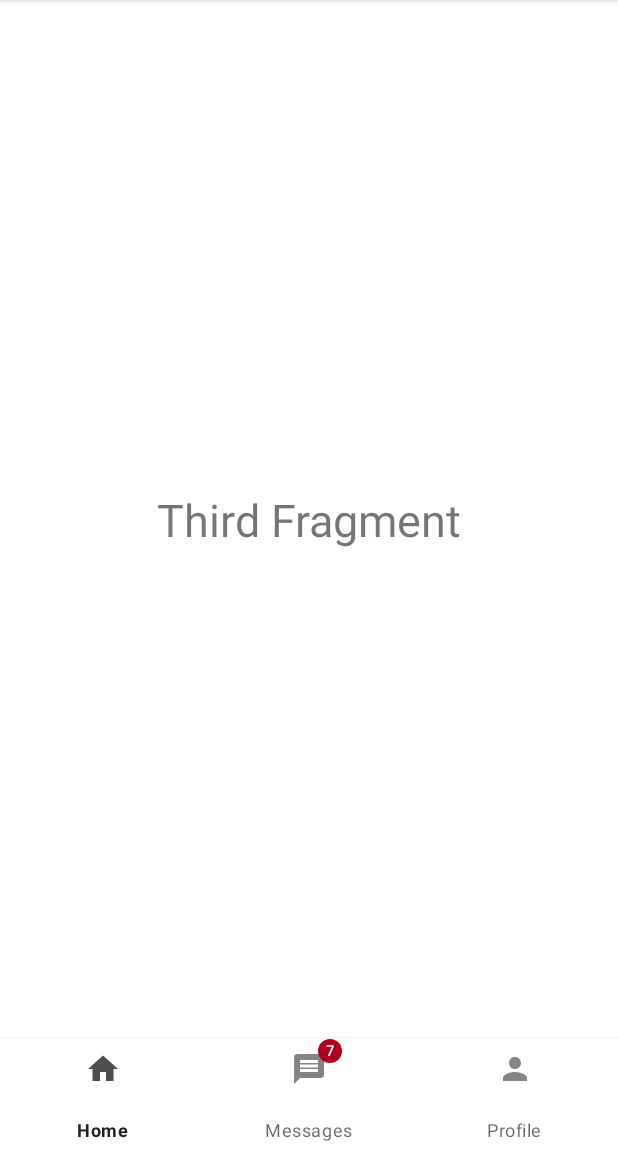
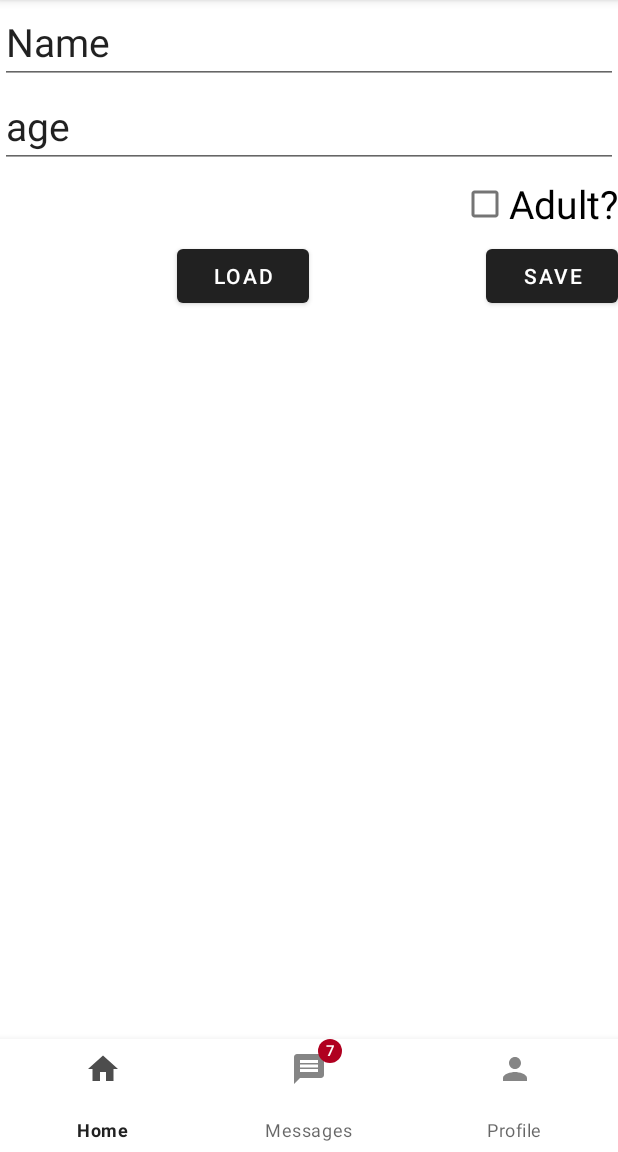
Before and after one commit to kalvin-osoro/mobile-app, an Android app built with Jetpack Compose: the fragment ThirdFragment placed in its activity, on a phone screen of 412 x 824 dp, the part 84-1236 px from its top. Run offline under Robolectric (Android 15) with nearby library versions, the phone set to English and light mode, and no system bars.

Commit message:
saving data in shared preferences

```diff
--- a/app/src/main/java/com/example/firstapp/ThirdFragment.kt
+++ b/app/src/main/java/com/example/firstapp/ThirdFragment.kt
@@ -1,5 +1,6 @@
 package com.example.firstapp
 
+import android.content.Context
 import android.os.Bundle
 import android.view.LayoutInflater
 import android.view.View
@@ -32,5 +33,31 @@ class ThirdFragment : Fragment() {
 
     override fun onViewCreated(view: View, savedInstanceState: Bundle?) {
         super.onViewCreated(view, savedInstanceState)
+
+        val sharedPref = activity?.getSharedPreferences("myPref", Context.MODE_PRIVATE)
+        val editor = sharedPref?.edit()
+
+        binding.btnSave.setOnClickListener() {
+            val name = binding.etName.text.toString()
+            val age = binding.etAge.text.toString().toInt()
+            val isAdult = binding.cbAdult.isChecked
+
+            editor?.apply {
+                putString("name", name)
+                putInt("age", age)
+                putBoolean("isAdult", isAdult)
+                apply()
+            }
+        }
+
+        binding.btnLoad.setOnClickListener() {
+            val name = sharedPref?.getString("name", null)
+            val age = sharedPref?.getInt("age", 0)
+            val isAdult = sharedPref?.getBoolean("isAdult", false) ?:false
+
+            binding.etName.setText(name)
+            binding.etAge.setText(age.toString())
+            binding.cbAdult.isChecked = isAdult
+        }
     }
 }
--- a/app/src/main/res/layout/fragment_third.xml
+++ b/app/src/main/res/layout/fragment_third.xml
@@ -1,22 +1,69 @@
 <?xml version="1.0" encoding="utf-8"?>
 <androidx.constraintlayout.widget.ConstraintLayout xmlns:android="http://schemas.android.com/apk/res/android"
+    xmlns:app="http://schemas.android.com/apk/res-auto"
     xmlns:tools="http://schemas.android.com/tools"
     android:layout_width="match_parent"
     android:layout_height="match_parent"
-    xmlns:app="http://schemas.android.com/apk/res-auto"
     tools:context=".FirstFragment">
 
-    <TextView
-        android:id="@+id/tvFragmentThird"
+    <EditText
+        android:id="@+id/etName"
+        android:layout_width="0dp"
+        android:layout_height="wrap_content"
+        android:hint="@string/first_name"
+        android:text="@string/first_name"
+        android:textSize="26sp"
+        app:layout_constraintEnd_toEndOf="parent"
+        app:layout_constraintStart_toStartOf="parent"
+        app:layout_constraintTop_toTopOf="parent" />
+
+    <EditText
+        android:id="@+id/etAge"
+        android:layout_width="0dp"
+        android:layout_height="wrap_content"
+        android:hint="@string/age"
+        android:text="@string/age"
+        android:textSize="26sp"
+        app:layout_constraintEnd_toEndOf="parent"
+        app:layout_constraintStart_toStartOf="parent"
+        app:layout_constraintTop_toBottomOf="@+id/etName" />
+
+    <CheckBox
+        android:id="@+id/cbAdult"
         android:layout_width="wrap_content"
         android:layout_height="wrap_content"
-        android:text="@string/third_fragment"
-        android:textSize="30sp"
+        android:text="Adult?"
+        android:textSize="26sp"
+        app:layout_constraintEnd_toEndOf="parent"
+        app:layout_constraintTop_toBottomOf="@+id/etAge" />
+
+    <Button
+        android:id="@+id/btnLoad"
+        android:layout_width="wrap_content"
+        android:layout_height="wrap_content"
+        android:text="LOAD"
+        app:layout_constraintEnd_toStartOf="@+id/btnSave"
         app:layout_constraintStart_toStartOf="parent"
+        app:layout_constraintTop_toBottomOf="@+id/cbAdult" />
+
+    <Button
+        android:id="@+id/btnSave"
+        android:layout_width="wrap_content"
+        android:layout_height="wrap_content"
+        android:text="SAVE"
         app:layout_constraintEnd_toEndOf="parent"
-        app:layout_constraintTop_toTopOf="parent"
-        app:layout_constraintBottom_toBottomOf="parent"/>
+        app:layout_constraintTop_toBottomOf="@+id/cbAdult" />
 
+    <!--    <TextView-->
+    <!--        android:id="@+id/tvFragmentThird"-->
+    <!--        android:layout_width="wrap_content"-->
+    <!--        android:layout_height="wrap_content"-->
+    <!--        android:text="@string/third_fragment"-->
+    <!--        android:textSize="30sp"-->
+    <!--        app:layout_constraintStart_toStartOf="parent"-->
+    <!--        app:layout_constraintEnd_toEndOf="parent"-->
+    <!--        app:layout_constraintTop_toTopOf="parent"-->
+    <!--        app:layout_constraintBottom_toBottomOf="parent"/>-->
 
 
 </androidx.constraintlayout.widget.ConstraintLayout>
--- a/app/src/main/res/values/strings.xml
+++ b/app/src/main/res/values/strings.xml
@@ -3,7 +3,7 @@
     <string name="country">Country</string>
     <string name="birth_date">Birth Date</string>
     <string name="last_name">Last name</string>
-    <string name="first_name">First name</string>
+    <string name="first_name">Name</string>
     <string name="Button">Button</string>
     <string name="what_do_you_want_on_your_burger">What do you want on your burger?</string>
     <string name="pork">Pork</string>
@@ -60,5 +60,6 @@
     <string name="messages">Messages</string>
     <string name="profile">Profile</string>
     <string name="third_fragment">Third Fragment</string>
+    <string name="age">age</string>
 
 </resources>
```
